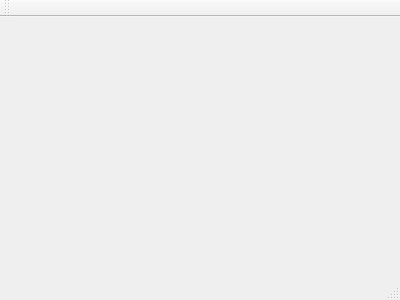
The window that MainWindow.ui (zdo/deeper-desktop) describes before a commit, drawn with Qt 5.
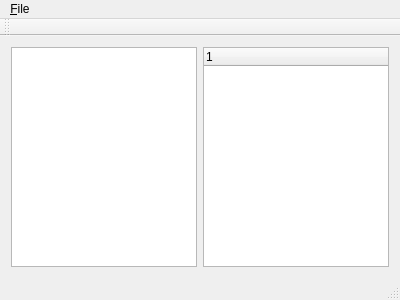
The same window after the commit. Custom widgets are drawn as their Qt base class.

Commit message: Category tree widget improved

What changed in the file:
```diff
--- a/MainWindow.ui
+++ b/MainWindow.ui
@@ -12,13 +12,80 @@
   <property name="windowTitle" >
    <string>MainWindow</string>
   </property>
-  <widget class="QMenuBar" name="menuBar" />
-  <widget class="QToolBar" name="mainToolBar" />
-  <widget class="QWidget" name="centralWidget" />
-  <widget class="QStatusBar" name="statusBar" />
+  <widget class="QWidget" name="centralWidget">
+   <layout class="QHBoxLayout" name="horizontalLayout">
+    <item>
+     <widget class="CategoriesTreeWidget" name="categoriesTreeWidget">
+      <property name="dragEnabled">
+       <bool>true</bool>
+      </property>
+      <property name="dragDropMode">
+       <enum>QAbstractItemView::DragDrop</enum>
+      </property>
+      <property name="indentation">
+       <number>30</number>
+      </property>
+      <property name="rootIsDecorated">
+       <bool>true</bool>
+      </property>
+      <property name="uniformRowHeights">
+       <bool>true</bool>
+      </property>
+      <attribute name="headerVisible">
+       <bool>false</bool>
+      </attribute>
+      <column>
+       <property name="text">
+        <string notr="true">1</string>
+       </property>
+      </column>
+     </widget>
+    </item>
+    <item>
+     <widget class="QTreeWidget" name="treeWidget">
+      <column>
+       <property name="text">
+        <string notr="true">1</string>
+       </property>
+      </column>
+     </widget>
+    </item>
+   </layout>
+  </widget>
+  <widget class="QMenuBar" name="menuBar">
+   <property name="geometry">
+    <rect>
+     <x>0</x>
+     <y>0</y>
+     <width>400</width>
+     <height>22</height>
+    </rect>
+   </property>
+   <widget class="QMenu" name="menu_File">
+    <property name="title">
+     <string>&amp;File</string>
+    </property>
+   </widget>
+   <addaction name="menu_File"/>
+  </widget>
+  <widget class="QToolBar" name="mainToolBar">
+   <attribute name="toolBarArea">
+    <enum>TopToolBarArea</enum>
+   </attribute>
+   <attribute name="toolBarBreak">
+    <bool>false</bool>
+   </attribute>
+  </widget>
+  <widget class="QStatusBar" name="statusBar"/>
  </widget>
- <layoutDefault spacing="6" margin="11" />
- <pixmapfunction></pixmapfunction>
+ <layoutdefault spacing="6" margin="11"/>
+ <customwidgets>
+  <customwidget>
+   <class>CategoriesTreeWidget</class>
+   <extends>QTreeWidget</extends>
+   <header>CategoriesTreeWidget.hpp</header>
+  </customwidget>
+ </customwidgets>
  <resources/>
  <connections/>
 </ui>
```
Left out of the diff: 9 changed lines with no effect on the pictures. The commit also changes 9 other files.
